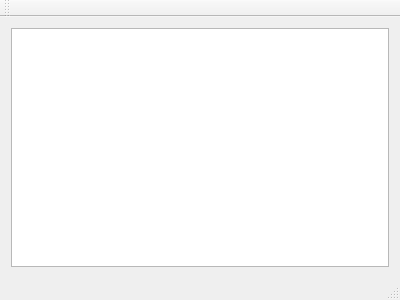
gustafsson/achtung-die-schafe, file server/mainwindow.ui: the form before one commit.
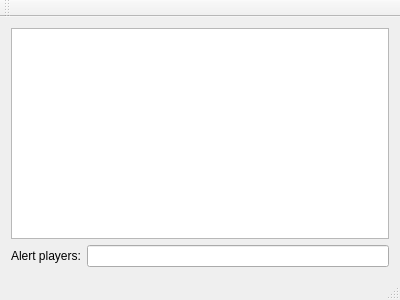
The form after the commit. Icons and pictures are not drawn.

Commit message: Alert message and escaped player names

Patch:
```diff
--- a/server/mainwindow.ui
+++ b/server/mainwindow.ui
@@ -22,6 +22,20 @@
     <item>
      <widget class="QListWidget" name="listWidget"/>
     </item>
+    <item>
+     <layout class="QHBoxLayout" name="horizontalLayout">
+      <item>
+       <widget class="QLabel" name="label_3">
+        <property name="text">
+         <string>Alert players:</string>
+        </property>
+       </widget>
+      </item>
+      <item>
+       <widget class="QLineEdit" name="lineEdit"/>
+      </item>
+     </layout>
+    </item>
    </layout>
   </widget>
   <widget class="QMenuBar" name="menuBar">
```
The commit also changes 6 other files.
